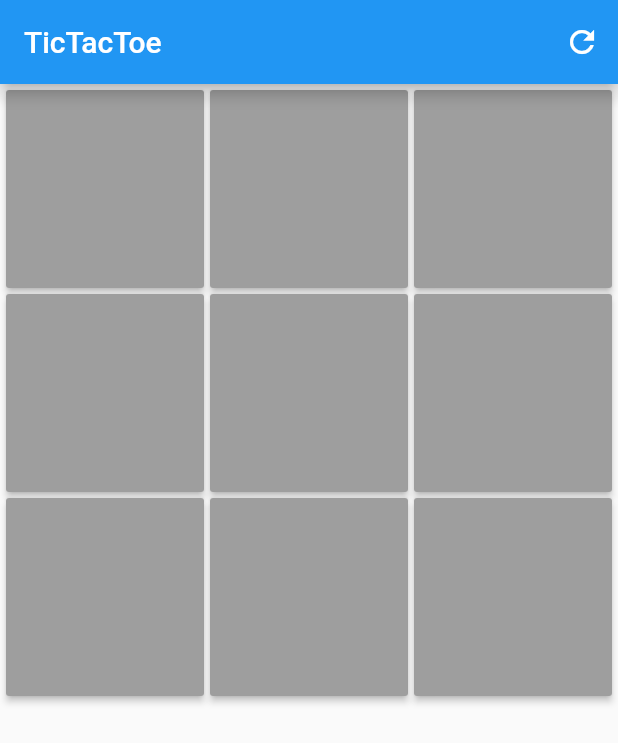
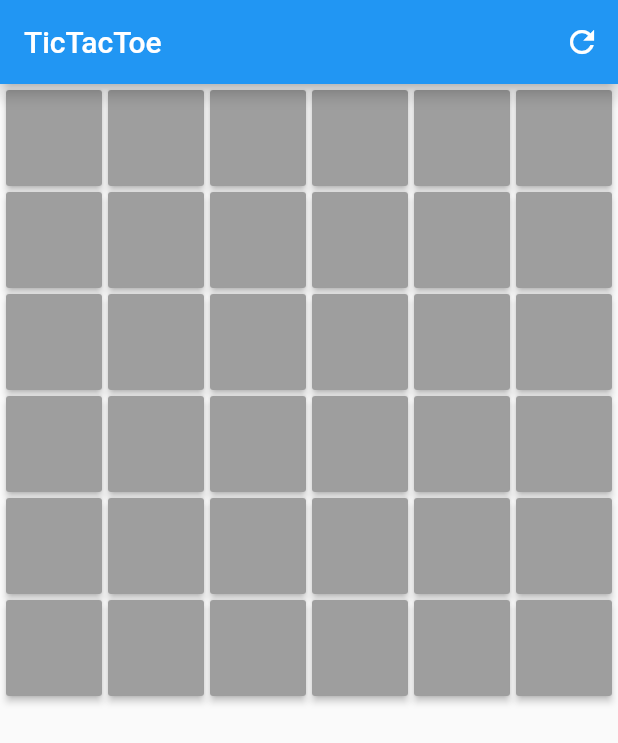
Before and after one commit to FelixCarroll/tictactoe, a Flutter app: the screen it shows after launch, after a tap on the "refresh" icon, on a phone screen of 412 x 824 dp. Shown: the top 743 px of the screen. Run offline on Flutter 3.47's test engine with Material 2 defaults, Android fonts, the phone set to English and light mode, and no system bars.

Commit message:
+ grid size customization + Clearer turn display (more work still needed)
TODO:
- Win conditiona
- Draw condition
- Player customization
- Online (using FireBase)
- Micro-transactions

```diff
--- a/lib/main.dart
+++ b/lib/main.dart
@@ -11,7 +11,7 @@ class MyApp extends StatelessWidget {
       theme: new ThemeData(
         primarySwatch: Colors.blue,
       ),
-      home: new TicTacToe(),
+      home: new TicTacToe(size: 6,),
     );
   }
 }
@@ -43,9 +43,10 @@ enum TicTacToeSymbol {
 class TicTacToeEngine {
   TicTacToeState state;
   List<TicTacToeSymbol> grid;
+  int size;
 
-  TicTacToeEngine({this.state : TicTacToeState.player1}){
-      grid = List<TicTacToeSymbol>.generate(9, (int index) {
+  TicTacToeEngine({this.state : TicTacToeState.player1, this.size : 3}){
+      grid = List<TicTacToeSymbol>.generate(size * size, (int index) {
         return TicTacToeSymbol.empty;
     });
   }
@@ -100,9 +101,13 @@ class TicTacToe extends StatefulWidget {
 
   Player player1 = new Player(name: "Player 1", symbol: "X", color: Colors.blue);
   Player player2 = new Player(name: "Player 2", symbol: "O", color: Colors.red);
-  TicTacToeEngine game = new TicTacToeEngine();
+  TicTacToeEngine game;
 
-  TicTacToe();
+
+  int size;
+  TicTacToe({this.size : 3}){
+    game = new TicTacToeEngine(size: size);
+  }
 
   @override
   _TicTacToeState createState() => _TicTacToeState();
@@ -133,6 +138,15 @@ class _TicTacToeState extends State<TicTacToe> {
     }
   }
 
+  MaterialColor convertStateToColor(TicTacToeState player){
+    if(player == TicTacToeState.player1) {
+      return widget.player1.color;
+    } else if(player == TicTacToeState.player2) {
+      return widget.player2.color;
+    } else {
+      return Colors.grey;
+    }
+  }
 
   void _handleGridButtonTap (int index) {
     // Handles event that occur when a button is pushed
@@ -145,7 +159,7 @@ class _TicTacToeState extends State<TicTacToe> {
     // Resets the game engine to a new instance and calls setState to
     // redraw the grid
     setState(() {
-      widget.game = new TicTacToeEngine();
+      widget.game = new TicTacToeEngine(size:widget.size);
     });
   }
 
@@ -154,11 +168,11 @@ class _TicTacToeState extends State<TicTacToe> {
 
     // 3 x 3 Grid Physical representation
     Widget grid =  GridView.count(
-      crossAxisCount: 3,
+      crossAxisCount: widget.size,
       padding: const EdgeInsets.all(4.0),
       mainAxisSpacing: 4.0,
       crossAxisSpacing: 4.0,
-      children: new List<Widget>.generate(9, (int index) {
+      children: new List<Widget>.generate(widget.size * widget.size, (int index) {
         return new TicTacToeBox(
           id: index,
           onTap: _handleGridButtonTap,
@@ -177,6 +191,7 @@ class _TicTacToeState extends State<TicTacToe> {
     return new Scaffold(
       appBar: AppBar(
         title: Text("TicTacToe"),
+        backgroundColor: convertStateToColor(widget.game.state),
         actions: <Widget>[
           reset,
         ],
```
